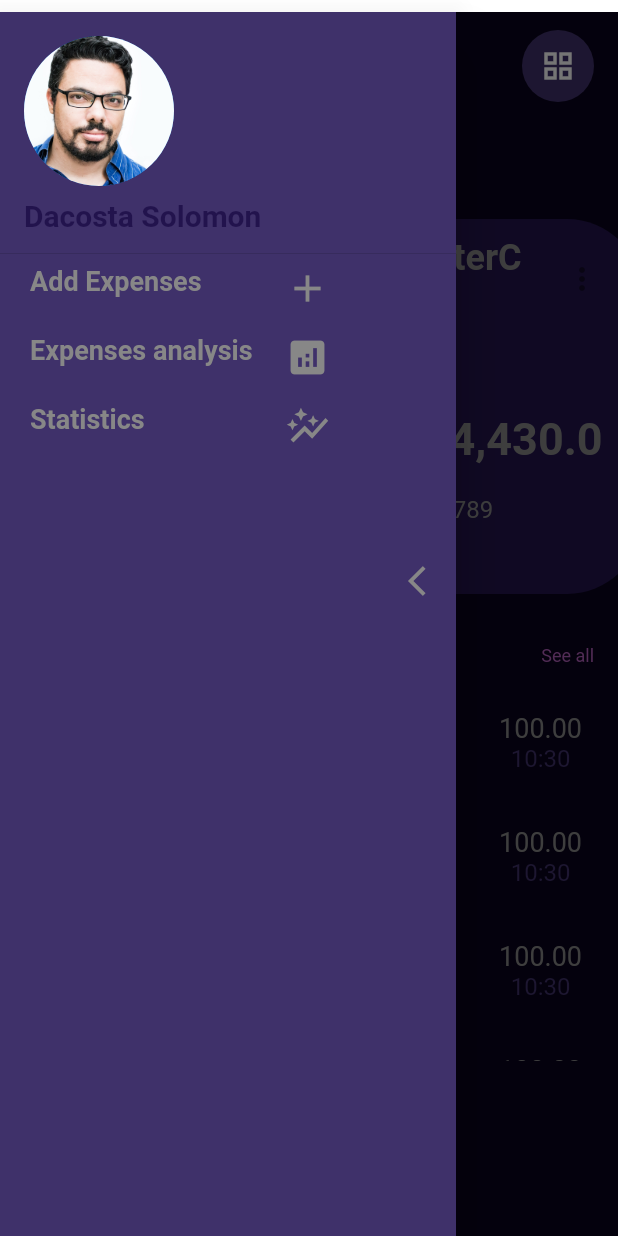
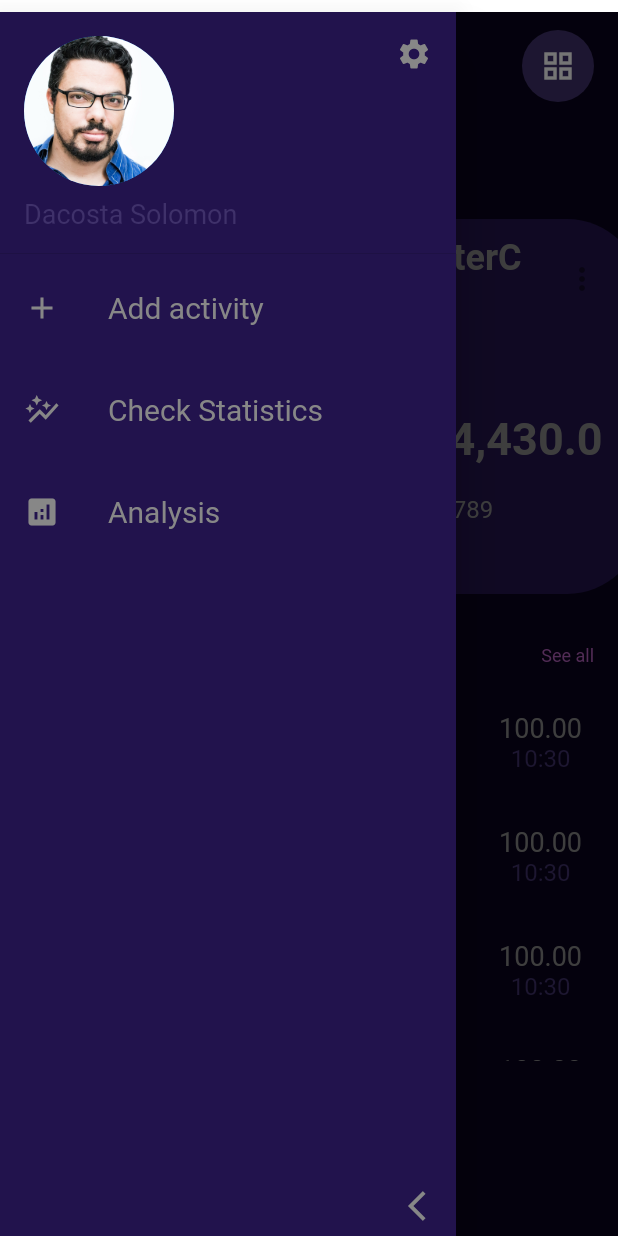
Before and after one commit to Dacostasolo/expenses-ui-, a Flutter app: the screen it shows after launch, with the side drawer open, on a phone screen of 412 x 824 dp. Run offline on Flutter 3.47's test engine with Material 2 defaults, Android fonts, the phone set to English and light mode, and no system bars; our stand-ins replace flutter_svg, google_fonts.

Commit message:
added an alternative drawer code

```diff
--- /dev/null
+++ b/lib/components/custom_drawer_two__component.dart
@@ -0,0 +1,201 @@
+import 'package:expendature_firebase/presentation/color_manager__presentation.dart';
+import 'package:expendature_firebase/presentation/styles_manager__presentation.dart';
+import 'package:expendature_firebase/presentation/values_manager__presentation.dart';
+import 'package:expendature_firebase/provider/app__provider.dart';
+import 'package:expendature_firebase/screens/add_expenses_screen.dart';
+import 'package:expendature_firebase/screens/analytics__screen.dart';
+import 'package:expendature_firebase/screens/statistics__screen.dart';
+import 'package:flutter/material.dart';
+import 'package:provider/provider.dart';
+
+class CustomDrawerTwo extends StatelessWidget {
+  CustomDrawerTwo({super.key});
+
+  final List<DrawerItem> _buildDrawerItemList = [
+    DrawerItem(
+        icon: Icons.add,
+        title: "Add activity",
+        routeName: AddExpensesScreen.routeName),
+    DrawerItem(
+        icon: Icons.auto_graph,
+        title: "Check Statistics",
+        routeName: StatisticsScreen.routeName),
+    DrawerItem(
+        icon: Icons.analytics,
+        title: "Analysis",
+        routeName: AnalyticsScreen.routeName)
+  ];
+
+  @override
+  Widget build(BuildContext context) {
+    final isCollapse = Provider.of<AppProvider>(context).isCollapse;
+    final width = isCollapse ? AppSize.s_50 : null;
+    return Container(
+      width: width,
+      child: Drawer(
+        backgroundColor: ColorManager.colorPrimaryLight,
+        child: Column(
+          children: [
+            _buildDrawerHeader("Dacosta Solomon", isCollapse),
+            _buildList(isCollapse),
+            const Spacer(),
+            Align(
+                alignment:
+                    isCollapse ? Alignment.center : Alignment.bottomRight,
+                child: _buildToggleCollapse(context, isCollapse))
+          ],
+        ),
+      ),
+    );
+  }
+
+  Widget _buildList(bool isCollapse) => ListView.separated(
+      shrinkWrap: true,
+      primary: false,
+      itemBuilder: (context, i) => _builDrawerItem(
+          context,
+          isCollapse,
+          _buildDrawerItemList[i].title,
+          _buildDrawerItemList[i].icon,
+          _buildDrawerItemList[i].routeName),
+      separatorBuilder: (context, index) => SizedBox(
+            height: AppSize.s_12,
+          ),
+      itemCount: _buildDrawerItemList.length);
+
+  Widget _builDrawerItem(BuildContext context, bool isCollapse, String title,
+      IconData icon, String routeName) {
+    return isCollapse
+        ? Material(
+            color: Colors.transparent,
+            child: ListTile(
+              onTap: () => Navigator.pushNamed(context, routeName),
+              title: Icon(
+                icon,
+                color: ColorManager.titleTextColor,
+              ),
+            ),
+          )
+        : Material(
+            color: Colors.transparent,
+            child: ListTile(
+              onTap: () => Navigator.pushNamed(context, routeName),
+              leading: Icon(
+                icon,
+                color: ColorManager.titleTextColor,
+              ),
+              title: Text(
+                title,
+                style: textStyleNormal(
+                    ColorManager.titleTextColor, AppFonts.fs_20),
+              ),
+            ),
+          );
+  }
+
+  Widget _buildToggleCollapse(BuildContext context, bool isCollapse) {
+    final icon = isCollapse ? Icons.arrow_forward_ios : Icons.arrow_back_ios;
+    final align = isCollapse ? Alignment.bottomCenter : Alignment.bottomRight;
+    return InkWell(
+      onTap: () {
+        Provider.of<AppProvider>(context, listen: false).toggleCollapse();
+      },
+      child: Material(
+        color: Colors.transparent,
+        child: Container(
+          alignment: align,
+          width: isCollapse ? double.infinity : AppSize.s_50,
+          padding: EdgeInsets.all(AppSize.s_8),
+          child: Icon(icon, color: ColorManager.titleTextColor),
+        ),
+      ),
+    );
+  }
+
+  Widget _buildDrawerHeader(String title, bool isCollapse) {
+    return isCollapse
+        ? DrawerHeader(
+            child: Column(
+            crossAxisAlignment: CrossAxisAlignment.center,
+            mainAxisAlignment: MainAxisAlignment.center,
+            children: [
+              _buildSettingButton(isCollapse),
+              SizedBox(
+                height: AppSize.s_20,
+              ),
+              _buildDrawerImage(isCollapse),
+            ],
+          ))
+        : DrawerHeader(
+            child: Row(
+              mainAxisAlignment: MainAxisAlignment.start,
+              children: [
+                Expanded(
+                  child: Column(
+                    crossAxisAlignment: CrossAxisAlignment.start,
+                    children: [
+                      _buildDrawerImage(isCollapse),
+                      SizedBox(
+                        height: AppSize.s_8,
+                      ),
+                      Text(
+                        title,
+                        style: textStyleNormal(
+                          ColorManager.colorPrimaryLighter,
+                          AppFonts.fs_18,
+                        ),
+                      )
+                    ],
+                  ),
+                ),
+                Align(
+                  alignment: Alignment.topRight,
+                  child: _buildSettingButton(isCollapse),
+                )
+              ],
+            ),
+          );
+  }
+
+  Widget _buildSettingButton(bool isCollapse) {
+    return InkWell(
+      onTap: () {},
+      child: Container(
+        width: isCollapse ? double.infinity : null,
+        child: Material(
+          color: Colors.transparent,
+          child: Icon(
+            Icons.settings,
+            color: ColorManager.titleTextColor,
+          ),
+        ),
+      ),
+    );
+  }
+
+  Widget _buildDrawerImage(bool isCollapse) {
+    final width = isCollapse ? AppSize.s_20 : AppSize.s_50;
+    final height = isCollapse ? AppSize.s_20 : AppSize.s_100;
+    return CircleAvatar(
+      radius: width,
+      child: ClipRRect(
+        borderRadius: BorderRadius.circular(width),
+        child: Image.asset(
+          "asset/img/jonas-kakaroto-mjRwhvqEC0U-unsplash.jpg",
+          width: height,
+          height: height,
+          fit: BoxFit.cover,
+        ),
+      ),
+    );
+  }
+}
+
+class DrawerItem {
+  final IconData icon;
+  final String title;
+  final String routeName;
+
+  DrawerItem(
+      {required this.icon, required this.title, required this.routeName});
+}
--- a/lib/presentation/values_manager__presentation.dart
+++ b/lib/presentation/values_manager__presentation.dart
@@ -28,6 +28,7 @@ class AppSize {
   static double s_24 = 24;
   static double s_20 = 20;
   static double s_16 = 16;
+  static double s_12 = 12;
   static double s_8 = 8;
   static double s_4 = 4;
   static double s_2 = 2;
--- a/lib/screens/home_page__screen.dart
+++ b/lib/screens/home_page__screen.dart
@@ -1,3 +1,5 @@
+import 'package:expendature_firebase/components/custom_drawer_two__component.dart';
+
 import '../components/activity__component.dart';
 import '../components/activity_title__component.dart';
 
@@ -25,7 +27,7 @@ class HomePageScreen extends StatelessWidget {
     return Padding(
       padding: EdgeInsets.only(top: AppSize.s_8),
       child: Scaffold(
-        drawer: CustomDrawer(),
+        drawer: CustomDrawerTwo(),
         body: SafeArea(
           child: SingleChildScrollView(
             child: Column(
```
